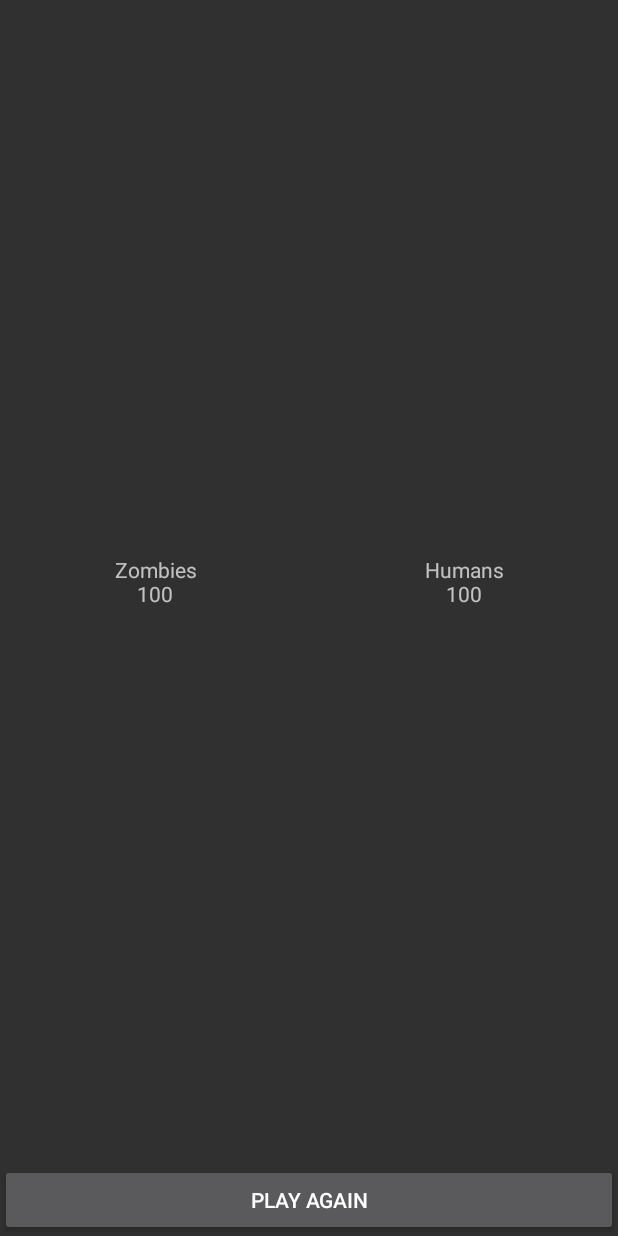
After one commit to kh3chen/zwf_android, an Android app: the GameScoreActivity screen opened directly, with no data from a screen before it, on a phone screen of 412 x 824 dp. The commit adds this screen. Run offline under Robolectric (Android 15) with nearby library versions, the phone set to English and light mode, and no system bars.

Commit message:
added game over score screen and end of game flow/dialog, disabled exiting map activity with native back button

```diff
--- a/app/src/main/AndroidManifest.xml
+++ b/app/src/main/AndroidManifest.xml
@@ -14,7 +14,7 @@
         android:icon="@mipmap/ic_launcher"
         android:label="@string/app_name"
         android:supportsRtl="true"
-        android:theme="@style/AppTheme">
+        android:theme="@style/Theme.AppCompat">
 
         <!--
              The API key for Google Maps-based APIs is defined as a string resource.
@@ -49,6 +49,10 @@
             android:name=".LobbyActivity"
             android:label="@string/lobby_activity">
         </activity>
+        <activity
+            android:name=".GameScoreActivity"
+            android:label="@string/game_score_activity">
+        </activity>
     </application>
 
 </manifest>
--- /dev/null
+++ b/app/src/main/java/com/zynga/zombieswf_android/GameScoreActivity.java
@@ -0,0 +1,38 @@
+package com.zynga.zombieswf_android;
+
+import android.app.Activity;
+import android.content.Intent;
+import android.os.Bundle;
+import android.view.View;
+import android.widget.Button;
+import android.widget.ListView;
+import android.widget.TextView;
+
+/**
+ * Created by azeng on 7/22/16.
+ */
+public class GameScoreActivity extends Activity {
+
+    @Override
+    protected void onCreate(Bundle savedInstanceState) {
+        super.onCreate(savedInstanceState);
+        setContentView(R.layout.game_score_layout);
+
+        // Display humans and zombies score
+        TextView zombiesScore = (TextView) findViewById(R.id.zombies_count);
+        TextView humansScore = (TextView) findViewById(R.id.humans_count);
+
+        // TODO: set these as actual server numbers
+        zombiesScore.setText("Zombies\n100");
+        humansScore.setText("Humans\n100");
+
+        Button playAgainButton = (Button) findViewById(R.id.play_again_button);
+        playAgainButton.setOnClickListener(new View.OnClickListener() {
+            @Override
+            public void onClick(View v) {
+                Intent intent = new Intent(getApplicationContext(), HomeActivity.class);
+                startActivity(intent);
+            }
+        });
+    }
+}
--- /dev/null
+++ b/app/src/main/res/layout/game_score_layout.xml
@@ -0,0 +1,38 @@
+<?xml version="1.0" encoding="utf-8"?>
+<RelativeLayout xmlns:android="http://schemas.android.com/apk/res/android"
+    android:orientation="vertical" android:layout_width="match_parent"
+    android:layout_height="match_parent">
+
+    <!-- "XXX Wins!" Title? -->
+
+    <LinearLayout
+        android:layout_width="match_parent"
+        android:layout_height="wrap_content"
+        android:layout_above="@+id/play_again_button"
+        android:layout_alignParentTop="true"
+        android:orientation="horizontal">
+
+        <TextView
+            android:id="@+id/zombies_count"
+            android:layout_width="wrap_content"
+            android:layout_height="match_parent"
+            android:gravity="center"
+            android:layout_weight="0.5"/>
+
+        <TextView
+            android:id="@+id/humans_count"
+            android:layout_width="wrap_content"
+            android:layout_height="match_parent"
+            android:gravity="center"
+            android:layout_weight="0.5"/>
+
+    </LinearLayout>
+
+    <Button
+        android:id="@+id/play_again_button"
+        android:layout_width="match_parent"
+        android:layout_height="wrap_content"
+        android:layout_alignParentBottom="true"
+        android:text="PLAY AGAIN"/>
+
+</RelativeLayout>
--- a/app/src/main/res/values/colors.xml
+++ b/app/src/main/res/values/colors.xml
@@ -4,4 +4,5 @@
     <color name="colorPrimaryDark">#747474</color>
     <color name="colorAccent">#acd373</color>
     <color name="colorAccentFaded50">#7facd373</color>
+    <color name="red">#fa0101</color>
 </resources>
--- a/app/src/main/res/values/strings.xml
+++ b/app/src/main/res/values/strings.xml
@@ -2,4 +2,5 @@
     <string name="app_name">zombieswf_android</string>
     <string name="title_activity_maps">Map</string>
     <string name="lobby_activity">lobby</string>
+    <string name="game_score_activity">game score</string>
 </resources>
```
Also changed, not shown: app/src/main/java/com/zynga/zombieswf_android/MapsActivity.java (+68 -2 lines), app/src/main/res/layout/activity_maps.xml (+24 -3 lines), 1 other file.
